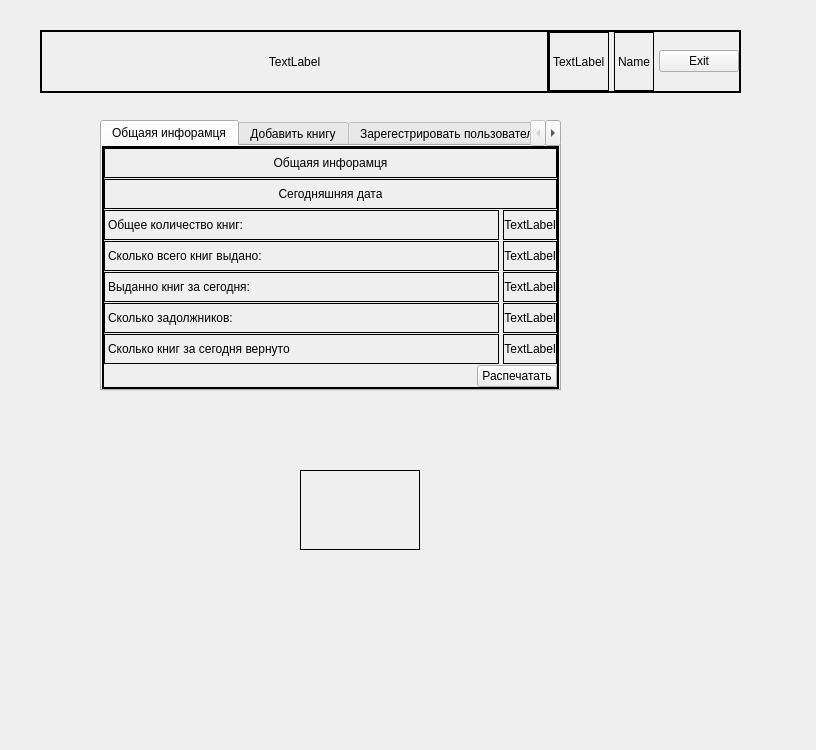
Old version of the form ui_file/main.ui in the repository HiraiKaoTsi/diplom.
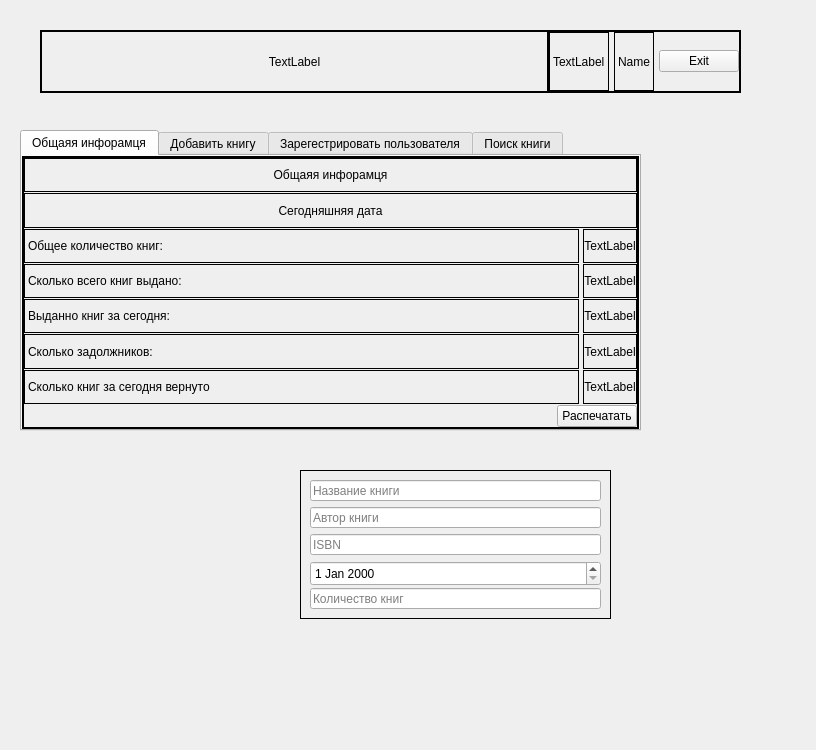
New version of the form. The open tabs and pages were chosen to show the change.

Patch:
```diff
--- a/ui_file/main.ui
+++ b/ui_file/main.ui
@@ -129,10 +129,10 @@
    <widget class="QTabWidget" name="tabWidget">
     <property name="geometry">
      <rect>
-      <x>100</x>
-      <y>120</y>
-      <width>461</width>
-      <height>271</height>
+      <x>20</x>
+      <y>130</y>
+      <width>621</width>
+      <height>301</height>
      </rect>
     </property>
     <property name="currentIndex">
@@ -171,8 +171,8 @@
           <rect>
            <x>0</x>
            <y>0</y>
-           <width>451</width>
-           <height>241</height>
+           <width>611</width>
+           <height>271</height>
           </rect>
          </property>
          <property name="sizePolicy">
@@ -856,8 +856,8 @@
      <rect>
       <x>300</x>
       <y>470</y>
-      <width>120</width>
-      <height>80</height>
+      <width>311</width>
+      <height>149</height>
      </rect>
     </property>
     <property name="frameShape">
@@ -866,6 +866,84 @@
     <property name="frameShadow">
      <enum>QFrame::Raised</enum>
     </property>
+    <layout class="QVBoxLayout" name="verticalLayout_8">
+     <item>
+      <widget class="QLineEdit" name="lineEdit_name_book_search">
+       <property name="sizePolicy">
+        <sizepolicy hsizetype="Preferred" vsizetype="Fixed">
+         <horstretch>0</horstretch>
+         <verstretch>0</verstretch>
+        </sizepolicy>
+       </property>
+       <property name="placeholderText">
+        <string>Название книги</string>
+       </property>
+      </widget>
+     </item>
+     <item>
+      <widget class="QLineEdit" name="lineEdit_author_search">
+       <property name="sizePolicy">
+        <sizepolicy hsizetype="Preferred" vsizetype="Fixed">
+         <horstretch>0</horstretch>
+         <verstretch>0</verstretch>
+        </sizepolicy>
+       </property>
+       <property name="placeholderText">
+        <string>Автор книги</string>
+       </property>
+      </widget>
+     </item>
+     <item>
+      <widget class="QLineEdit" name="lineEdit_isbn_search">
+       <property name="sizePolicy">
+        <sizepolicy hsizetype="Preferred" vsizetype="Fixed">
+         <horstretch>0</horstretch>
+         <verstretch>0</verstretch>
+        </sizepolicy>
+       </property>
+       <property name="placeholderText">
+        <string>ISBN</string>
+       </property>
+      </widget>
+     </item>
+     <item>
+      <widget class="QDateEdit" name="dateEdit_year_publication_search">
+       <property name="minimumSize">
+        <size>
+         <width>0</width>
+         <height>25</height>
+        </size>
+       </property>
+       <property name="minimumDate">
+        <date>
+         <year>1752</year>
+         <month>9</month>
+         <day>14</day>
+        </date>
+       </property>
+       <property name="minimumTime">
+        <time>
+         <hour>0</hour>
+         <minute>0</minute>
+         <second>0</second>
+        </time>
+       </property>
+      </widget>
+     </item>
+     <item>
+      <widget class="QLineEdit" name="lineEdit_quantity_book_search">
+       <property name="sizePolicy">
+        <sizepolicy hsizetype="Preferred" vsizetype="Fixed">
+         <horstretch>0</horstretch>
+         <verstretch>0</verstretch>
+        </sizepolicy>
+       </property>
+       <property name="placeholderText">
+        <string>Количество книг</string>
+       </property>
+      </widget>
+     </item>
+    </layout>
    </widget>
   </widget>
   <widget class="QMenuBar" name="menubar">
```
Left out of the diff: 16 changed lines with no effect on the pictures.
